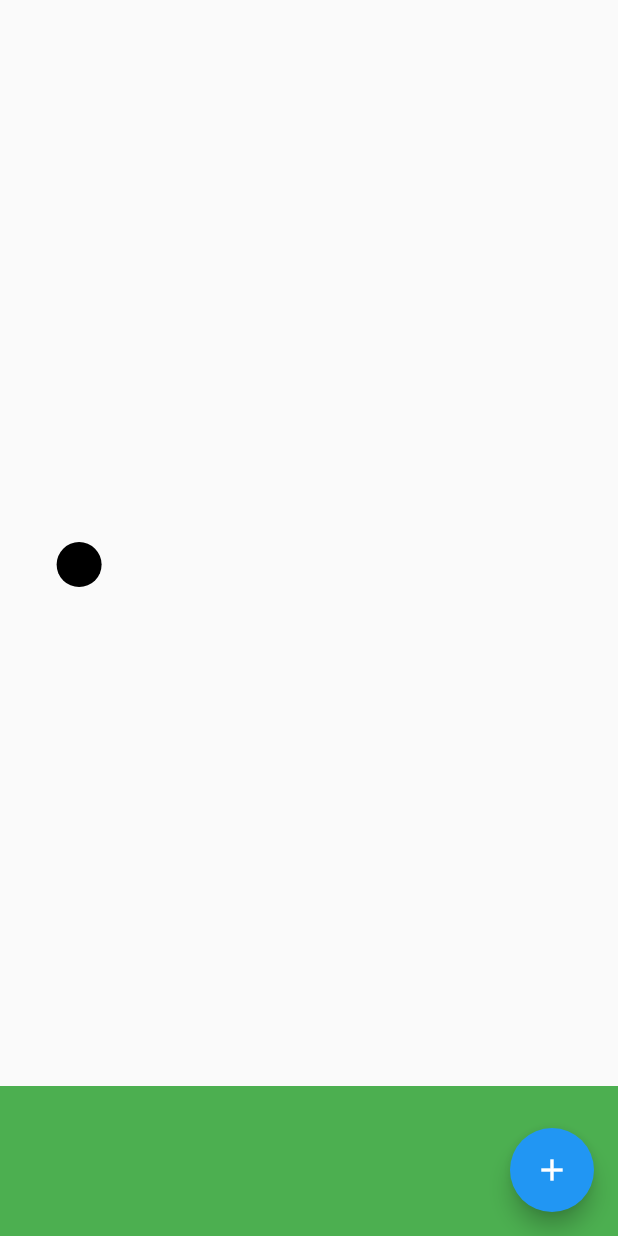
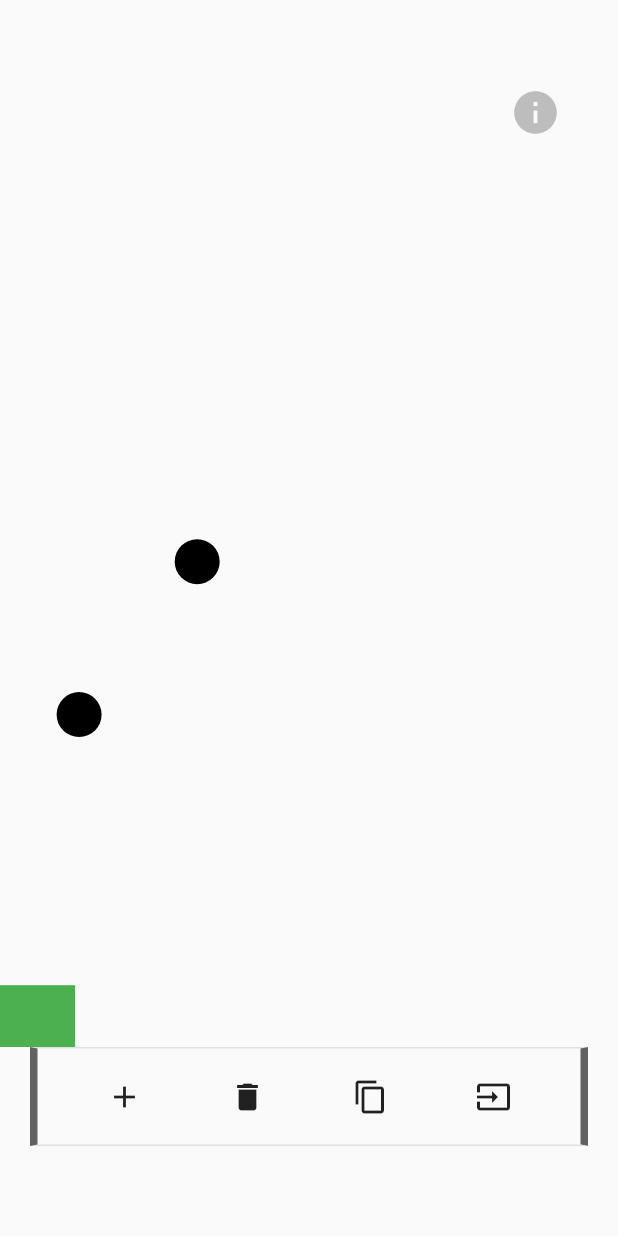
Before and after one commit to elmmo/FlutterPlayground, a Flutter app: the screen it shows after launch, after a tap on the "add" icon, on a phone screen of 412 x 824 dp. Run offline on Flutter 3.47's test engine with Material 2 defaults, Android fonts, the phone set to English and light mode, and no system bars.

Commit message:
implement add, delete, clear

```diff
--- a/euler_sim/lib/Edge.dart
+++ b/euler_sim/lib/Edge.dart
@@ -36,6 +36,10 @@ class Edge {
     }
   }
 
+  bool edgeContains(Node node) {
+    return nodes.contains(node);
+  }
+
   List<int> getIds({bool mustBeComplete}) {
     List<int> ids = new List();
     for (int i = 0; i < nodes.length; i++) {
--- a/euler_sim/lib/Field.dart
+++ b/euler_sim/lib/Field.dart
@@ -1,4 +1,5 @@
 import 'package:flutter/material.dart';
+import 'package:flutter/services.dart';
 import 'LinePainter.dart';
 import 'dart:math';
 import 'Node.dart';
@@ -20,6 +21,7 @@ class _Field extends State<Field> {
   Map<int, Widget> nodes;    // nodes displayed visually
   int nodeCount;         // the number of nodes currently active
   Random random;         // for generating node position randomly
+  Node focusNode;        // the last node clicked on
 
   @override
   void initState() {
@@ -30,11 +32,11 @@ class _Field extends State<Field> {
     matrix = new List<List<int>>();
     coordinates = new List<List<Offset>>();
     nodeCount = 0;
+    focusNode = null;
   }
 
   @override
   Widget build(BuildContext context) {
-    print(edges);
     return Scaffold(
       body: Center(
         child: GestureDetector(
@@ -48,22 +50,6 @@ class _Field extends State<Field> {
           },
           child: createField(),
         ),
-      ),
-      floatingActionButton: FloatingActionButton(
-        onPressed: () {
-          // randomly determine where on the screen the node will start
-          double startX = random.nextDouble() * getScreenWidth(context, dividedBy: 2);
-          double startY = random.nextDouble() * getScreenHeight(context, dividedBy: 2);
-          Offset offsetPosition = Offset(startX, startY);
-          // adds a node to the main visualization
-          setState(() {
-            nodes[nodeCount] = Node(nodeCount, startConnect, offsetPosition, onDrag);
-            nodeCount++;
-            addNodeToMatrix();
-          });
-        },
-        tooltip: 'Increment',
-        child: Icon(Icons.add),
       ),
     );
   }
@@ -82,13 +68,16 @@ class _Field extends State<Field> {
 
   // returns a string representation of the adjacency matrix
   String getMatrixString() {
-    String result = "";
+    String result = "[";
     for (int i = 0; i < nodeCount; i++) {
+      result += "[";
       for (int j = 0; j < nodeCount; j++) {
-        result += (matrix[i][j]).toString() + " ";
+        result += (matrix[i][j]).toString();
+        if (j < nodeCount-1) result += ",";
       }
-      result += "\n";
+      result += "],\n";
     }
+    result += "]";
     return result;
   }
 
@@ -159,6 +148,29 @@ class _Field extends State<Field> {
     return Column(
       mainAxisAlignment: MainAxisAlignment.center,
       children: <Widget>[
+        // button for help
+        Row(
+          children: <Widget>[
+            Expanded(
+              child: Padding(
+                padding: EdgeInsets.fromLTRB(0, 50, 30, 0),
+                child: Container(height: 50, width: 50,
+                  child: Align(
+                    alignment: Alignment.centerRight,
+                    child: IconButton(
+                      icon: Icon(Icons.info),
+                      tooltip: "Help",
+                      iconSize: 34,
+                      color: Colors.grey[400],
+                      onPressed: () {
+                        print("Hello World");
+                      }
+                    )
+                  ))
+              )
+            )
+          ]
+        ),
         // the display area for nodes
         Expanded(
           child: Padding(
@@ -177,7 +189,36 @@ class _Field extends State<Field> {
             ),
           )
         ),
-        Container(color: Colors.green, height: 100, width: MediaQuery.of(context).size.width),
+        // status bar
+        Row(
+          children: <Widget>[
+            Container(color: Colors.green, height: getScreenHeight(context, dividedBy: 20), width: 50)
+          ]
+        ),
+        // buttons for working with the nodes
+        Padding(
+          padding: EdgeInsets.fromLTRB(20, 0, 20, 60),
+          child: Container(
+            decoration: BoxDecoration(
+              border: Border(
+                top: BorderSide(width: 1.0, color: Colors.grey[300]),
+                left: BorderSide(width: 5.0, color: Colors.grey[700]),
+                right: BorderSide(width: 5.0, color: Colors.grey[700]),
+                bottom: BorderSide(width: 1.0, color: Colors.grey[300]),
+              )
+            ),
+            child: ButtonBar(
+              alignment: MainAxisAlignment.spaceEvenly,
+              children: <Widget>[
+                IconButton(icon: Icon(Icons.add), onPressed: addNode),
+                IconButton(icon: Icon(Icons.delete), onPressed: (focusNode == null) ? clearScreen : deleteNode),
+                IconButton(icon: Icon(Icons.content_copy), onPressed: copyMatrixToClipboard),
+                IconButton(icon: Icon(Icons.input), onPressed: () {print("Hello World");}),
+              ],
+            ),
+          )
+        ),
+        //Container(color: Colors.green, height: 70, width: MediaQuery.of(context).size.width),
     ],);}
 
     double getScreenHeight(BuildContext context, {dividedBy = 1}) {
@@ -187,4 +228,74 @@ class _Field extends State<Field> {
     double getScreenWidth(BuildContext context, {dividedBy = 1}) {
       return MediaQuery.of(context).size.width/dividedBy;
     }
+
+    void addNode() {
+      // randomly determine where on the screen the node will start
+      double startX = random.nextDouble() * getScreenWidth(context, dividedBy: 2);
+      double startY = random.nextDouble() * getScreenHeight(context, dividedBy: 2);
+      Offset offsetPosition = Offset(startX, startY);
+        // adds a node to the main visualization
+        setState(() {
+          nodes[nodeCount] = Node(nodeCount, startConnect, offsetPosition, onDrag, setFocus);
+          nodeCount++;
+          addNodeToMatrix();
+      });
+    }
+
+    // resets the field
+    void clearScreen() {
+      if (nodes.length > 0) {
+        setState(() {
+          nodes.clear();
+          edges.clear();
+          matrix.clear();
+          coordinates.clear();
+          nodeCount = 0;
+        });
+      }
+    }
+
+    void deleteNode() {
+      bool repaint = false;
+      List<Edge> edgesToRemove = new List();
+      if (focusNode != null) {
+          // detects edges that contain the focus node
+          edges.forEach((Edge e) {
+            if (e.edgeContains(focusNode)) {
+              edgesToRemove.add(e);
+              repaint = true;
+              if (e.complete) {
+                List ids = e.getIds(mustBeComplete: false);
+                // resets each connection in the matrix related to the given node
+                matrix[ids[0]][ids[1]] = 0;
+                matrix[ids[1]][ids[0]] = 0;
+              }
+            }
+          });
+        }
+      // removes edges that were connected to the deleted node
+      edgesToRemove.forEach((Edge e) {
+        edges.remove(e);
+      });
+      edges.removeLast();   // accounts for the edge created by clicking the node
+      setState(() {
+        // removes the node itself from the list and clears focusNode
+        nodes.remove(focusNode.id);
+        focusNode = null;
+        // if edges have been deleted, update drawing coordinates
+        if (repaint) {
+          updateDrawingCoordinates();
+        }
+      });
+    }
+
+    void copyMatrixToClipboard() {
+      Clipboard.setData(ClipboardData(text: getMatrixString()));
+      print(Clipboard.getData(''));
+    }
+
+    // sets the focus node to the node that has been clicked last
+    void setFocus(Node node) {
+      focusNode = node;
+    }
 }
--- a/euler_sim/lib/LinePainter.dart
+++ b/euler_sim/lib/LinePainter.dart
@@ -13,7 +13,7 @@ class LinePainter extends CustomPainter {
     if (coordinates.length > 0) {
       for (int i = 0; i < coordinates.length; i++) {
         canvas.drawLine(coordinates[i][0], coordinates[i][1], paint);
-      };
+      }
     }
   }
 
--- a/euler_sim/lib/Node.dart
+++ b/euler_sim/lib/Node.dart
@@ -5,9 +5,10 @@ class Node extends StatefulWidget {
   final Function startConnect;
   final Offset startPosition;
   final Function onDrag;
+  final Function focus;
 
   // constructor that passes connection information back to the parent
-  Node(this.id, this.startConnect, this.startPosition, this.onDrag);
+  Node(this.id, this.startConnect, this.startPosition, this.onDrag, this.focus);
 
   @override
   _Node createState() => _Node();
@@ -61,6 +62,7 @@ class _Node extends State<Node> {
     setState(() {
       connecting = (connecting) ? false : true;
     });
+    this.widget.focus(this.widget);
     if (connecting) this.widget.startConnect(this.widget, position, toggleConnecting);
   }
 
```
